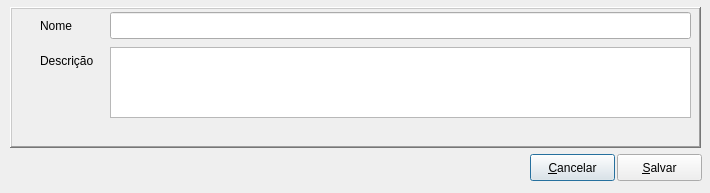
First picture: the form in Projects/Blink/Plugins/visit/editcommon_area.ui, repository MarcoBueno1/qrad, before the edit.
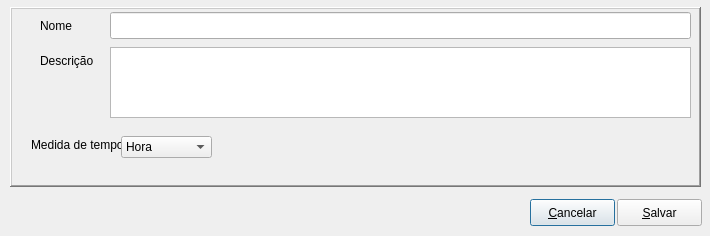
Second picture: the form after the edit. Icons and pictures are not drawn.

What changed in the file:
```diff
--- a/Projects/Blink/Plugins/visit/editcommon_area.ui
+++ b/Projects/Blink/Plugins/visit/editcommon_area.ui
@@ -7,7 +7,7 @@
     <x>0</x>
     <y>0</y>
     <width>710</width>
-    <height>193</height>
+    <height>236</height>
    </rect>
   </property>
   <property name="windowTitle">
@@ -19,7 +19,7 @@
      <x>10</x>
      <y>7</y>
      <width>691</width>
-     <height>141</height>
+     <height>180</height>
     </rect>
    </property>
    <property name="frameShape">
@@ -74,12 +74,45 @@
      </rect>
     </property>
    </widget>
+   <widget class="QLabel" name="label">
+    <property name="geometry">
+     <rect>
+      <x>21</x>
+      <y>130</y>
+      <width>91</width>
+      <height>16</height>
+     </rect>
+    </property>
+    <property name="text">
+     <string>Medida de tempo</string>
+    </property>
+   </widget>
+   <widget class="QComboBox" name="comboBox">
+    <property name="geometry">
+     <rect>
+      <x>111</x>
+      <y>129</y>
+      <width>91</width>
+      <height>22</height>
+     </rect>
+    </property>
+    <item>
+     <property name="text">
+      <string>Hora</string>
+     </property>
+    </item>
+    <item>
+     <property name="text">
+      <string>30 Minutos</string>
+     </property>
+    </item>
+   </widget>
   </widget>
   <widget class="QPushButton" name="PshBtnCancel">
    <property name="geometry">
     <rect>
      <x>530</x>
-     <y>154</y>
+     <y>199</y>
      <width>85</width>
      <height>27</height>
     </rect>
@@ -92,7 +125,7 @@
    <property name="geometry">
     <rect>
      <x>617</x>
-     <y>154</y>
+     <y>199</y>
      <width>85</width>
      <height>27</height>
     </rect>
```
Left out of the diff: 10 changed lines with no effect on the pictures.
